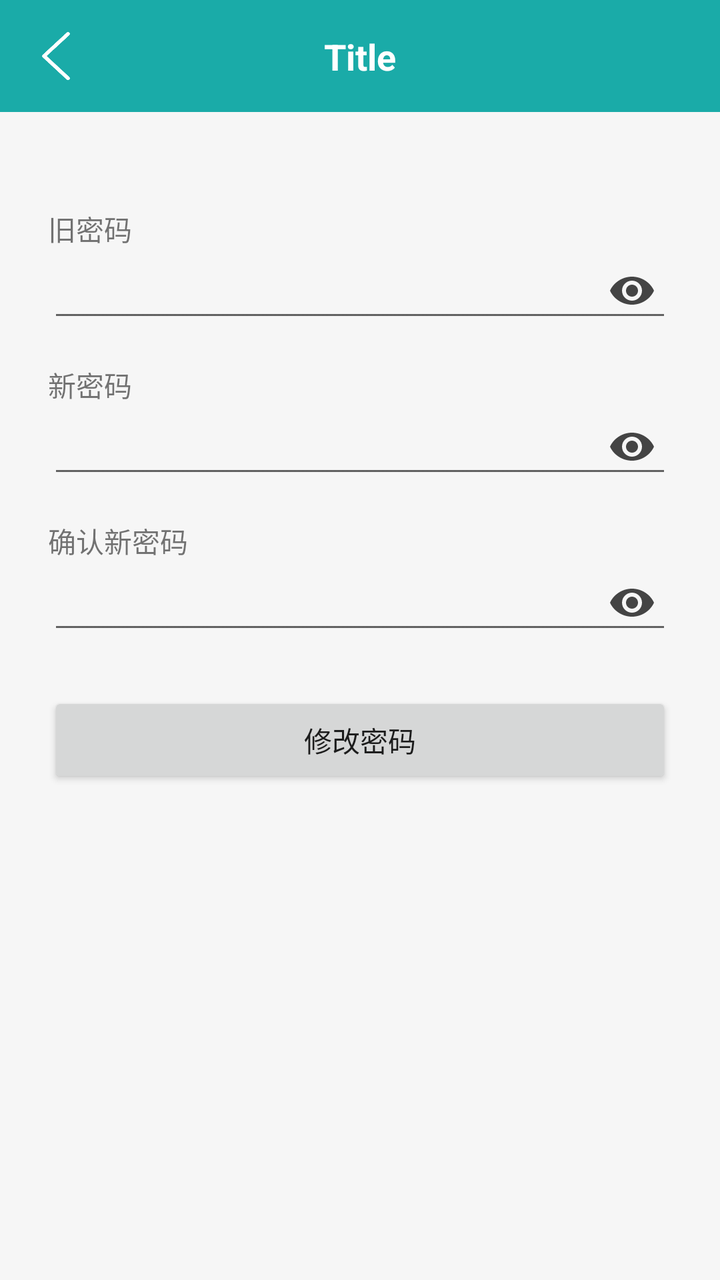
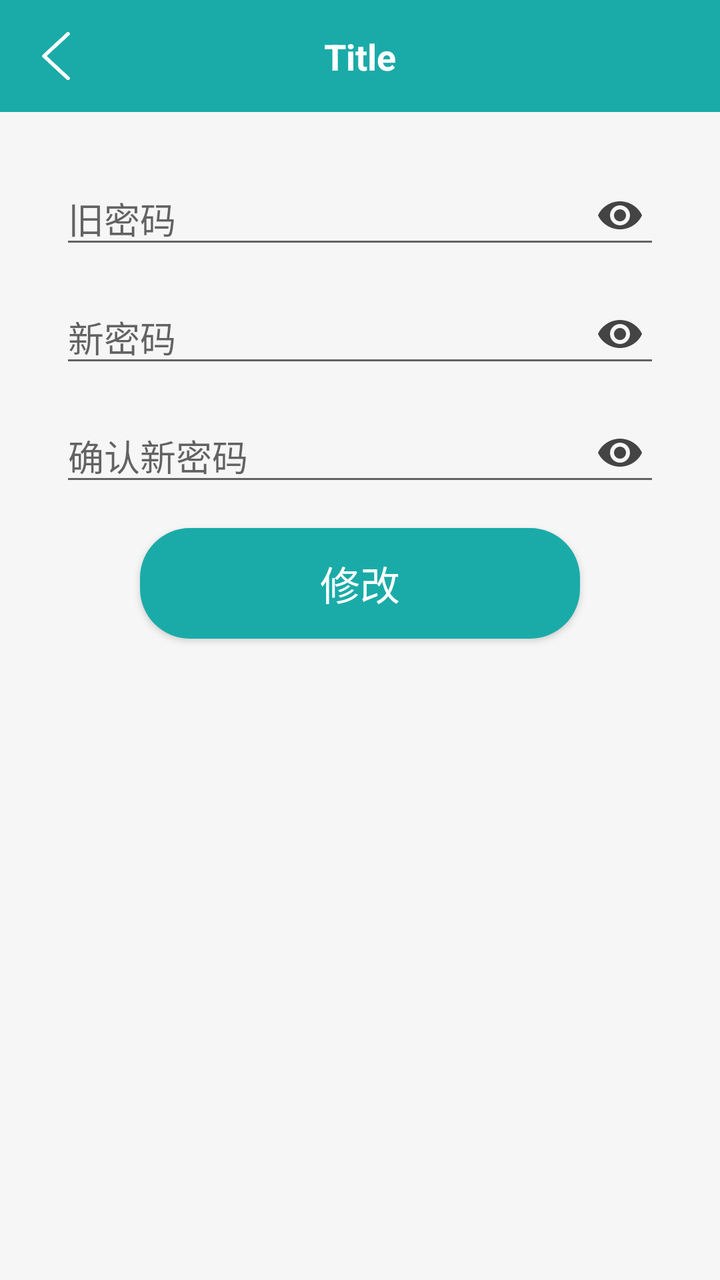

The first picture is an Android layout as it rendered before a commit; the second is the same layout after the commit. The layout source and the unified diff follow.
<!-- AndroidManifest.xml: application theme Theme.Note -->
<!-- res/layout/fragment_change_pwd.xml -->
<?xml version="1.0" encoding="utf-8"?>
<layout xmlns:android="http://schemas.android.com/apk/res/android"
    xmlns:app="http://schemas.android.com/apk/res-auto">

    <LinearLayout
        android:layout_width="match_parent"
        android:layout_height="match_parent"
        android:orientation="vertical"
        android:background="@color/main_grey_bg">

        <include
            android:id="@+id/includeToolbar"
            layout="@layout/item_toolbar" />

        <androidx.constraintlayout.widget.ConstraintLayout
            android:layout_width="match_parent"
            android:layout_height="0dp"
            android:layout_weight="1"
            android:padding="24dp">

        <TextView
            android:id="@+id/tvOldPwd"
            android:layout_width="wrap_content"
            android:layout_height="wrap_content"
            android:layout_marginTop="24dp"
            android:text="旧密码"
            app:layout_constraintTop_toTopOf="parent"
            app:layout_constraintStart_toStartOf="parent" />

        <EditText
            android:id="@+id/etOldPwd"
            android:layout_width="0dp"
            android:layout_height="wrap_content"
            android:inputType="textPassword"
            android:paddingEnd="48dp"
            app:layout_constraintTop_toBottomOf="@id/tvOldPwd"
            app:layout_constraintStart_toStartOf="parent"
            app:layout_constraintEnd_toEndOf="parent" />

        <TextView
            android:id="@+id/tvNewPwd"
            android:layout_width="wrap_content"
            android:layout_height="wrap_content"
            android:layout_marginTop="16dp"
            android:text="新密码"
            app:layout_constraintTop_toBottomOf="@id/etOldPwd"
            app:layout_constraintStart_toStartOf="parent" />

        <EditText
            android:id="@+id/etNewPwd"
            android:layout_width="0dp"
            android:layout_height="wrap_content"
            android:inputType="textPassword"
            android:paddingEnd="48dp"
            app:layout_constraintTop_toBottomOf="@id/tvNewPwd"
            app:layout_constraintStart_toStartOf="parent"
            app:layout_constraintEnd_toEndOf="parent" />

        <TextView
            android:id="@+id/tvConfirmPwd"
            android:layout_width="wrap_content"
            android:layout_height="wrap_content"
            android:layout_marginTop="16dp"
            android:text="确认新密码"
            app:layout_constraintTop_toBottomOf="@id/etNewPwd"
            app:layout_constraintStart_toStartOf="parent" />

        <EditText
            android:id="@+id/etConfirmPwd"
            android:layout_width="0dp"
            android:layout_height="wrap_content"
            android:inputType="textPassword"
            android:paddingEnd="48dp"
            app:layout_constraintTop_toBottomOf="@id/tvConfirmPwd"
            app:layout_constraintStart_toStartOf="parent"
            app:layout_constraintEnd_toEndOf="parent" />

        <ImageView
            android:id="@+id/ivOldPwdToggle"
            android:layout_width="24dp"
            android:layout_height="24dp"
            android:layout_marginEnd="8dp"
            android:contentDescription="显示/隐藏旧密码"
            android:src="@drawable/ic_eye"
            app:layout_constraintBottom_toBottomOf="@id/etOldPwd"
            app:layout_constraintEnd_toEndOf="@id/etOldPwd"
            app:layout_constraintTop_toTopOf="@id/etOldPwd" />

        <ImageView
            android:id="@+id/ivNewPwdToggle"
            android:layout_width="24dp"
            android:layout_height="24dp"
            android:layout_marginEnd="8dp"
            android:contentDescription="显示/隐藏新密码"
            android:src="@drawable/ic_eye"
            app:layout_constraintBottom_toBottomOf="@id/etNewPwd"
            app:layout_constraintEnd_toEndOf="@id/etNewPwd"
            app:layout_constraintTop_toTopOf="@id/etNewPwd" />

        <ImageView
            android:id="@+id/ivConfirmPwdToggle"
            android:layout_width="24dp"
            android:layout_height="24dp"
            android:layout_marginEnd="8dp"
            android:contentDescription="显示/隐藏确认新密码"
            android:src="@drawable/ic_eye"
            app:layout_constraintBottom_toBottomOf="@id/etConfirmPwd"
            app:layout_constraintEnd_toEndOf="@id/etConfirmPwd"
            app:layout_constraintTop_toTopOf="@id/etConfirmPwd" />

        <Button
            android:id="@+id/btnUpdatePwd"
            android:layout_width="0dp"
            android:layout_height="wrap_content"
            android:layout_marginTop="24dp"
            android:text="修改密码"
            app:layout_constraintTop_toBottomOf="@id/etConfirmPwd"
            app:layout_constraintStart_toStartOf="parent"
            app:layout_constraintEnd_toEndOf="parent" />

        </androidx.constraintlayout.widget.ConstraintLayout>

    </LinearLayout>
</layout>
<!-- res/layout/item_toolbar.xml (included above) -->
<?xml version="1.0" encoding="utf-8"?>
<LinearLayout
    xmlns:android="http://schemas.android.com/apk/res/android"
    xmlns:app="http://schemas.android.com/apk/res-auto"
    android:layout_width="match_parent"
    android:layout_height="wrap_content"
    android:orientation="vertical"
    android:background="?attr/colorPrimary">

    
    <View
        android:id="@+id/statusBarSpacer"
        android:layout_width="match_parent"
        android:layout_height="0dp" />

    
    <androidx.constraintlayout.widget.ConstraintLayout
        android:layout_width="match_parent"
        android:layout_height="56dp"
        android:background="@color/main_color">

        <ImageView
            android:id="@+id/ivBack"
            android:layout_width="40dp"
            android:layout_height="40dp"
            android:layout_marginStart="8dp"
            android:padding="8dp"
            android:src="@drawable/ic_back"
            app:layout_constraintBottom_toBottomOf="parent"
            app:layout_constraintStart_toStartOf="parent"
            app:layout_constraintTop_toTopOf="parent"/>

        <TextView
            android:id="@+id/tvTitle"
            android:layout_width="0dp"
            android:layout_height="wrap_content"
            android:ellipsize="end"
            android:gravity="center"
            android:maxLines="1"
            android:text="Title"
            android:textColor="@android:color/white"
            android:textSize="18sp"
            android:textStyle="bold"
            android:layout_marginStart="56dp"
            android:layout_marginEnd="56dp"
            app:layout_constraintBottom_toBottomOf="@id/ivBack"
            app:layout_constraintEnd_toEndOf="parent"
            app:layout_constraintStart_toStartOf="parent"
            app:layout_constraintTop_toTopOf="@id/ivBack"/>
    </androidx.constraintlayout.widget.ConstraintLayout>

</LinearLayout>
<!-- resources referenced by this layout -->
<resources>
  <color name="main_color">#1AABA8</color>
  <color name="main_grey_bg">#f6f6f6</color>
  <!-- drawable ic_back: png bitmap (drawable, 2843 bytes) -->
  <!-- drawable ic_eye (drawable) -->
  <?xml version="1.0" encoding="utf-8"?>
  <vector xmlns:android="http://schemas.android.com/apk/res/android"
      android:width="24dp"
      android:height="24dp"
      android:viewportWidth="24"
      android:viewportHeight="24">
  
      <path
          android:fillColor="#FF444444"
          android:pathData="M12,5C7,5 2.73,8.11 1,12c1.73,3.89 6,7 11,7s9.27,-3.11 11,-7c-1.73,-3.89 -6,-7 -11,-7zM12,17c-2.76,0 -5,-2.24 -5,-5s2.24,-5 5,-5 5,2.24 5,5 -2.24,5 -5,5z" />
      <path
          android:fillColor="#FF444444"
          android:pathData="M12,9c-1.66,0 -3,1.34 -3,3s1.34,3 3,3 3,-1.34 3,-3 -1.34,-3 -3,-3z" />
  </vector>
  <style name="Theme.Note" parent="Theme.AppCompat.Light.NoActionBar" />
</resources>

<!-- the commit's change to res/layout/fragment_change_pwd.xml (unified diff, before → after) -->
@@ -16,16 +16,7 @@
             android:layout_width="match_parent"
             android:layout_height="0dp"
             android:layout_weight="1"
-            android:padding="24dp">
-
-        <TextView
-            android:id="@+id/tvOldPwd"
-            android:layout_width="wrap_content"
-            android:layout_height="wrap_content"
-            android:layout_marginTop="24dp"
-            android:text="旧密码"
-            app:layout_constraintTop_toTopOf="parent"
-            app:layout_constraintStart_toStartOf="parent" />
+            android:padding="30dp">
 
         <EditText
             android:id="@+id/etOldPwd"
@@ -33,18 +24,10 @@
             android:layout_height="wrap_content"
             android:inputType="textPassword"
             android:paddingEnd="48dp"
-            app:layout_constraintTop_toBottomOf="@id/tvOldPwd"
+            android:hint="旧密码"
+            app:layout_constraintTop_toTopOf="parent"
             app:layout_constraintStart_toStartOf="parent"
             app:layout_constraintEnd_toEndOf="parent" />
-
-        <TextView
-            android:id="@+id/tvNewPwd"
-            android:layout_width="wrap_content"
-            android:layout_height="wrap_content"
-            android:layout_marginTop="16dp"
-            android:text="新密码"
-            app:layout_constraintTop_toBottomOf="@id/etOldPwd"
-            app:layout_constraintStart_toStartOf="parent" />
 
         <EditText
             android:id="@+id/etNewPwd"
@@ -52,18 +35,11 @@
             android:layout_height="wrap_content"
             android:inputType="textPassword"
             android:paddingEnd="48dp"
-            app:layout_constraintTop_toBottomOf="@id/tvNewPwd"
+            android:hint="新密码"
+            app:layout_constraintTop_toBottomOf="@id/etOldPwd"
             app:layout_constraintStart_toStartOf="parent"
-            app:layout_constraintEnd_toEndOf="parent" />
-
-        <TextView
-            android:id="@+id/tvConfirmPwd"
-            android:layout_width="wrap_content"
-            android:layout_height="wrap_content"
-            android:layout_marginTop="16dp"
-            android:text="确认新密码"
-            app:layout_constraintTop_toBottomOf="@id/etNewPwd"
-            app:layout_constraintStart_toStartOf="parent" />
+            app:layout_constraintEnd_toEndOf="parent"
+            android:layout_marginTop="16dp"/>
 
         <EditText
             android:id="@+id/etConfirmPwd"
@@ -71,9 +47,11 @@
             android:layout_height="wrap_content"
             android:inputType="textPassword"
             android:paddingEnd="48dp"
-            app:layout_constraintTop_toBottomOf="@id/tvConfirmPwd"
+            android:hint="确认新密码"
+            app:layout_constraintTop_toBottomOf="@id/etNewPwd"
             app:layout_constraintStart_toStartOf="parent"
-            app:layout_constraintEnd_toEndOf="parent" />
+            app:layout_constraintEnd_toEndOf="parent"
+            android:layout_marginTop="16dp"/>
 
         <ImageView
             android:id="@+id/ivOldPwdToggle"
@@ -108,15 +86,21 @@
             app:layout_constraintEnd_toEndOf="@id/etConfirmPwd"
             app:layout_constraintTop_toTopOf="@id/etConfirmPwd" />
 
-        <Button
-            android:id="@+id/btnUpdatePwd"
-            android:layout_width="0dp"
-            android:layout_height="wrap_content"
-            android:layout_marginTop="24dp"
-            android:text="修改密码"
-            app:layout_constraintTop_toBottomOf="@id/etConfirmPwd"
-            app:layout_constraintStart_toStartOf="parent"
-            app:layout_constraintEnd_toEndOf="parent" />
+            <Button
+                android:id="@+id/btnUpdatePwd"
+                android:layout_width="match_parent"
+                android:layout_height="wrap_content"
+                android:gravity="center"
+                android:text="修改"
+                android:textColor="@color/white"
+                android:textSize="20sp"
+                android:background="@drawable/bg_button"
+                android:paddingVertical="13dp"
+                android:layout_marginHorizontal="40dp"
+                android:layout_marginTop="16dp"
+                app:layout_constraintEnd_toEndOf="parent"
+                app:layout_constraintStart_toStartOf="parent"
+                app:layout_constraintTop_toBottomOf="@+id/etConfirmPwd"/>
 
         </androidx.constraintlayout.widget.ConstraintLayout>
 
<!-- resource entries referenced after the edit -->
@@ -2,6 +2,15 @@
 <resources>
   <color name="main_color">#1AABA8</color>
   <color name="main_grey_bg">#f6f6f6</color>
+  <color name="white">#FFFFFF</color>
+  <!-- drawable bg_button (drawable) -->
+  <?xml version="1.0" encoding="utf-8"?>
+  <shape xmlns:android="http://schemas.android.com/apk/res/android">
+  
+      <corners android:radius="25dp"/>
+  
+      <solid android:color="@color/main_color"/>
+  </shape>
   <!-- drawable ic_back: png bitmap (drawable, 2843 bytes) -->
   <!-- drawable ic_eye (drawable) -->
   <?xml version="1.0" encoding="utf-8"?>
